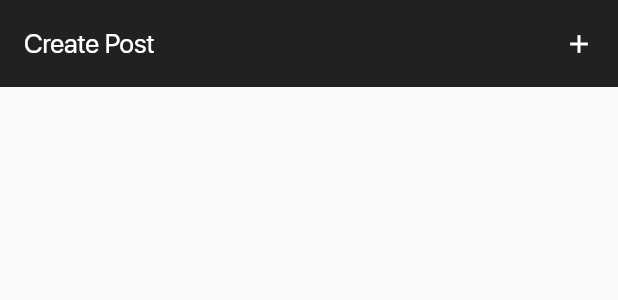
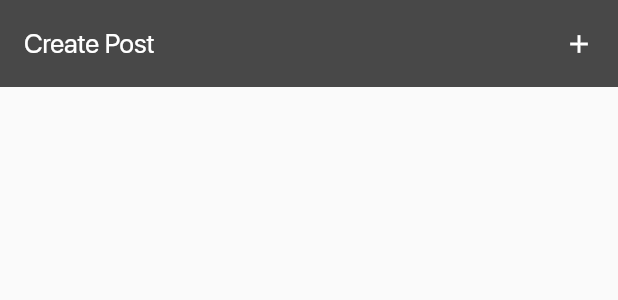
Before and after one commit to rusiruavb/LinkUp, a Flutter app: the AddPostFeed widget shown alone on an empty page, opened directly, on a phone screen of 412 x 824 dp. Shown: the top 300 px of the screen. Run offline on Flutter 3.47's test engine with Material 2 defaults, Android fonts, the phone set to English and light mode, and no system bars; our stand-ins replace firebase_core, firebase_storage, flutter_secure_storage, fluttertoast, font_awesome_flutter, image_cropper and 2 more; accounts and stored records are empty; network calls fail; project files that could hold a hidden picture were left out.

Commit message:
Fix post feed scroll issue

```diff
--- a/lib/components/add_post_feed.dart
+++ b/lib/components/add_post_feed.dart
@@ -33,10 +33,11 @@ class _AddPostFeedState extends State<AddPostFeed> {
   @override
   Widget build(BuildContext context) {
     final size = MediaQuery.of(context).size;
-    return ExpansionTile(
+    return SingleChildScrollView(
+      child: ExpansionTile(
         initiallyExpanded: false,
-      collapsedBackgroundColor: colorDarkMidGround,
-      backgroundColor: colorDarkMidGround,
+        collapsedBackgroundColor: colorDarkForground,
+        backgroundColor: colorDarkForground,
         trailing: const Icon(
           Icons.add,
           color: colorTextPrimary,
@@ -54,7 +55,7 @@ class _AddPostFeedState extends State<AddPostFeed> {
           Column(
             children: [
               Card(
-              color: colorDarkMidGround,
+                color: colorDarkForground,
                 child: Container(
                   padding: const EdgeInsets.only(
                     top: 10,
@@ -65,8 +66,8 @@ class _AddPostFeedState extends State<AddPostFeed> {
                   child: Column(
                     children: [
                       RoundedTextArea(
-                      backgroundColor: colorDarkMidGround,
-                      textAreaColor: colorDarkBackground,
+                        backgroundColor: colorDarkForground,
+                        textAreaColor: colorDarkMidGround,
                         text: "Description",
                         onChange: (value) {
                           setState(() {
@@ -115,6 +116,7 @@ class _AddPostFeedState extends State<AddPostFeed> {
             ],
           )
         ],
+      ),
     );
   }
 }
--- a/lib/components/post_image_upload.dart
+++ b/lib/components/post_image_upload.dart
@@ -51,7 +51,7 @@ class _PostImageUploadState extends State<PostImageUpload> {
                 borderRadius: BorderRadius.circular(
                   20,
                 ),
-                color: colorDarkBackground,
+                color: colorDarkMidGround,
               ),
               child: InkWell(
                 onTap: () => _selectPhoto(),
```
Also changed, not shown: lib/providers/post_provider.dart (+5 -5 lines), lib/screens/news_feed/news_feed_screen.dart (+28 -14 lines). Lines whose indentation alone changed are shown as unchanged.
